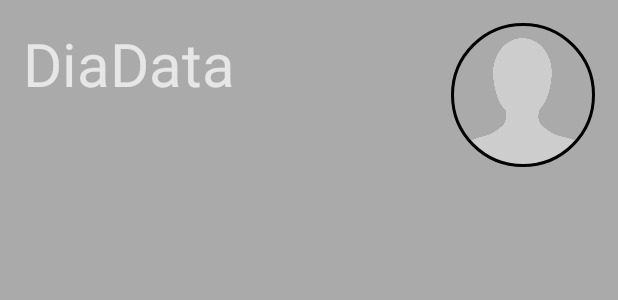
After one commit to black9404/DiaData, an Android app: the layout fragment_dashboard.xml on its own in the app's theme, with its tools: preview values and no code run, on a phone screen of 412 x 824 dp. The commit adds this screen. Shown: the top 300 px of the screen. Run offline under Robolectric (Android 15) with nearby library versions, the phone set to English and light mode, and no system bars.

Commit message:
Adicionado estrutura inicial do dashboard. Criados ficheiros para o formulário que irá ser apresentado ao utilizador pela primeira vez ao abrir a aplicação.

```diff
--- a/app/build.gradle
+++ b/app/build.gradle
@@ -23,7 +23,9 @@ dependencies {
     implementation fileTree(dir: 'libs', include: ['*.jar'])
     implementation 'androidx.appcompat:appcompat:1.1.0'
     implementation 'androidx.constraintlayout:constraintlayout:1.1.3'
+    implementation 'androidx.legacy:legacy-support-v4:1.0.0'
     testImplementation 'junit:junit:4.12'
     androidTestImplementation 'androidx.test.ext:junit:1.1.1'
     androidTestImplementation 'androidx.test.espresso:espresso-core:3.2.0'
+    implementation 'de.hdodenhof:circleimageview:3.1.0'
 }
--- /dev/null
+++ b/app/src/main/res/layout/fragment_dashboard.xml
@@ -0,0 +1,30 @@
+<?xml version="1.0" encoding="utf-8"?>
+<androidx.constraintlayout.widget.ConstraintLayout xmlns:android="http://schemas.android.com/apk/res/android"
+    xmlns:app="http://schemas.android.com/apk/res-auto"
+    xmlns:tools="http://schemas.android.com/tools"
+    android:layout_width="match_parent"
+    android:layout_height="match_parent"
+    tools:context=".ui.Dashboard">
+
+    <TextView
+        android:id="@+id/textView"
+        android:layout_width="wrap_content"
+        android:layout_height="wrap_content"
+        android:layout_margin="15dp"
+        android:text="@string/app_name"
+        android:textSize="40sp"
+        app:layout_constraintStart_toStartOf="parent"
+        app:layout_constraintTop_toTopOf="parent" />
+
+    <de.hdodenhof.circleimageview.CircleImageView
+        android:id="@+id/profile_image"
+        android:layout_width="96dp"
+        android:layout_height="96dp"
+        android:layout_margin="15dp"
+        android:src="@drawable/profile_picture"
+        app:civ_border_color="#FF000000"
+        app:civ_border_width="2dp"
+        app:layout_constraintEnd_toEndOf="parent"
+        app:layout_constraintTop_toTopOf="parent" />
+
+</androidx.constraintlayout.widget.ConstraintLayout>
--- /dev/null
+++ b/app/src/main/res/layout/user_data_form.xml
@@ -0,0 +1,6 @@
+<?xml version="1.0" encoding="utf-8"?>
+<androidx.constraintlayout.widget.ConstraintLayout
+    xmlns:android="http://schemas.android.com/apk/res/android" android:layout_width="match_parent"
+    android:layout_height="match_parent">
+
+</androidx.constraintlayout.widget.ConstraintLayout>
--- a/app/src/main/res/values/strings.xml
+++ b/app/src/main/res/values/strings.xml
@@ -1,3 +1,6 @@
 <resources>
     <string name="app_name">DiaData</string>
+
+    <!-- TODO: Remove or change this placeholder text -->
+    <string name="hello_blank_fragment">Hello blank fragment</string>
 </resources>
--- a/app/src/main/res/values/styles.xml
+++ b/app/src/main/res/values/styles.xml
@@ -6,11 +6,11 @@
     </style>
 
     <!-- Base application theme. -->
-    <style name="AppTheme" parent="Theme.AppCompat.Light.DarkActionBar">
-        <!-- Customize your theme here. -->
+    <style name="AppTheme" parent="Theme.AppCompat.NoActionBar">
         <item name="colorPrimary">@color/colorPrimary</item>
         <item name="colorPrimaryDark">@color/colorPrimaryDark</item>
         <item name="colorAccent">@color/colorAccent</item>
+        <item name="android:background">@android:color/darker_gray</item>
     </style>
 
 </resources>
```
Also changed, not shown: app/src/main/java/com/example/android/diadata/MainActivity.java (+16 -0 lines), app/src/main/java/com/example/android/diadata/ui/Dashboard.java (added, +23 -0 lines), app/src/main/java/com/example/android/diadata/ui/UserDataForm.java (added, +45 -0 lines), app/src/main/res/layout/activity_main.xml (+6 -10 lines), app/src/main/res/drawable/profile_picture.png (added).
